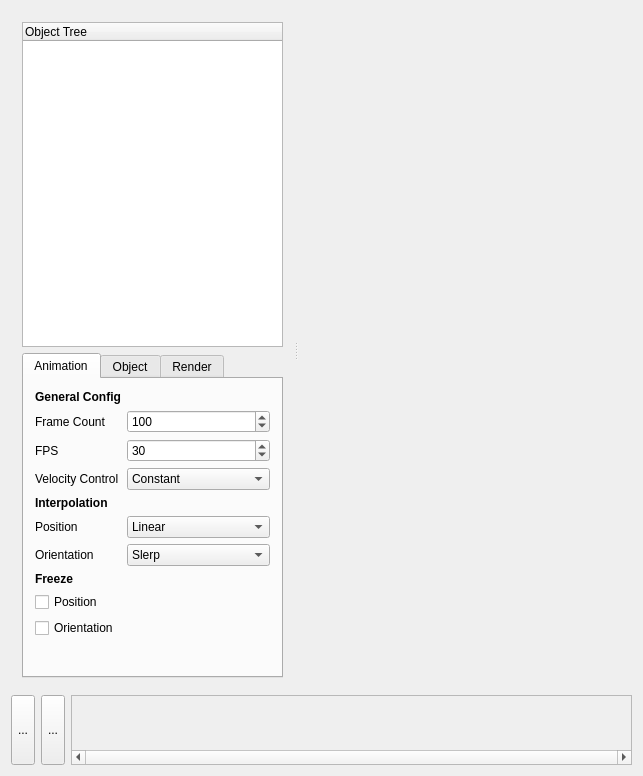
This is Animação/mainwindow.ui in RicardoBusta/animacao-ufc-2012 as Qt 5 draws it before an edit. The edited form follows.
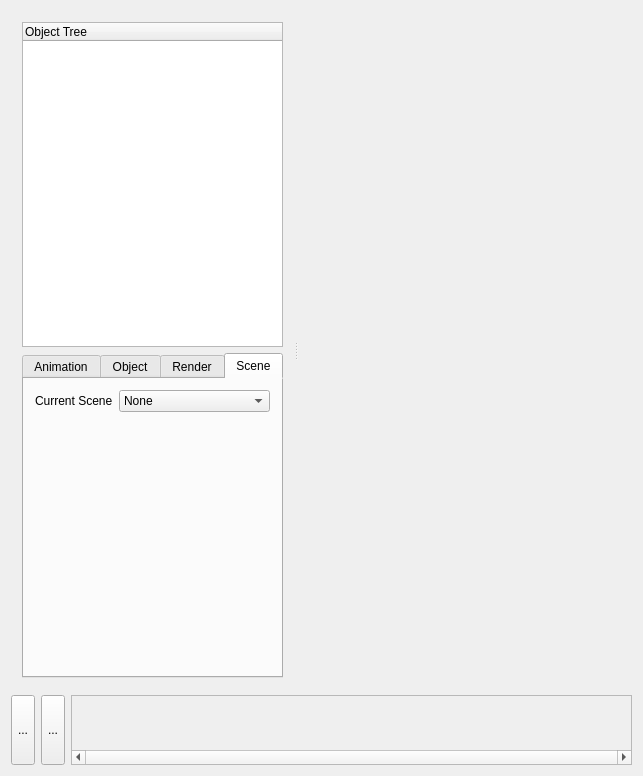
This is the edited form. The open tabs and pages were chosen to show the change. Icons and pictures are not drawn. Custom widgets are drawn as their Qt base class.

```diff
--- a/Animação/mainwindow.ui
+++ b/Animação/mainwindow.ui
@@ -575,6 +575,49 @@
             </item>
            </layout>
           </widget>
+          <widget class="QWidget" name="tab">
+           <attribute name="title">
+            <string>Scene</string>
+           </attribute>
+           <layout class="QFormLayout" name="formLayout">
+            <item row="0" column="0">
+             <widget class="QLabel" name="label_21">
+              <property name="text">
+               <string>Current Scene</string>
+              </property>
+             </widget>
+            </item>
+            <item row="0" column="1">
+             <widget class="QComboBox" name="comboBox_scene">
+              <item>
+               <property name="text">
+                <string>None</string>
+               </property>
+              </item>
+              <item>
+               <property name="text">
+                <string>Monkey Arm</string>
+               </property>
+              </item>
+              <item>
+               <property name="text">
+                <string>Monkey Head</string>
+               </property>
+              </item>
+              <item>
+               <property name="text">
+                <string>Monkey Snake</string>
+               </property>
+              </item>
+              <item>
+               <property name="text">
+                <string>Monkey Robot</string>
+               </property>
+              </item>
+             </widget>
+            </item>
+           </layout>
+          </widget>
          </widget>
         </item>
        </layout>
```
Left out of the diff: 4 changed lines with no effect on the pictures.
